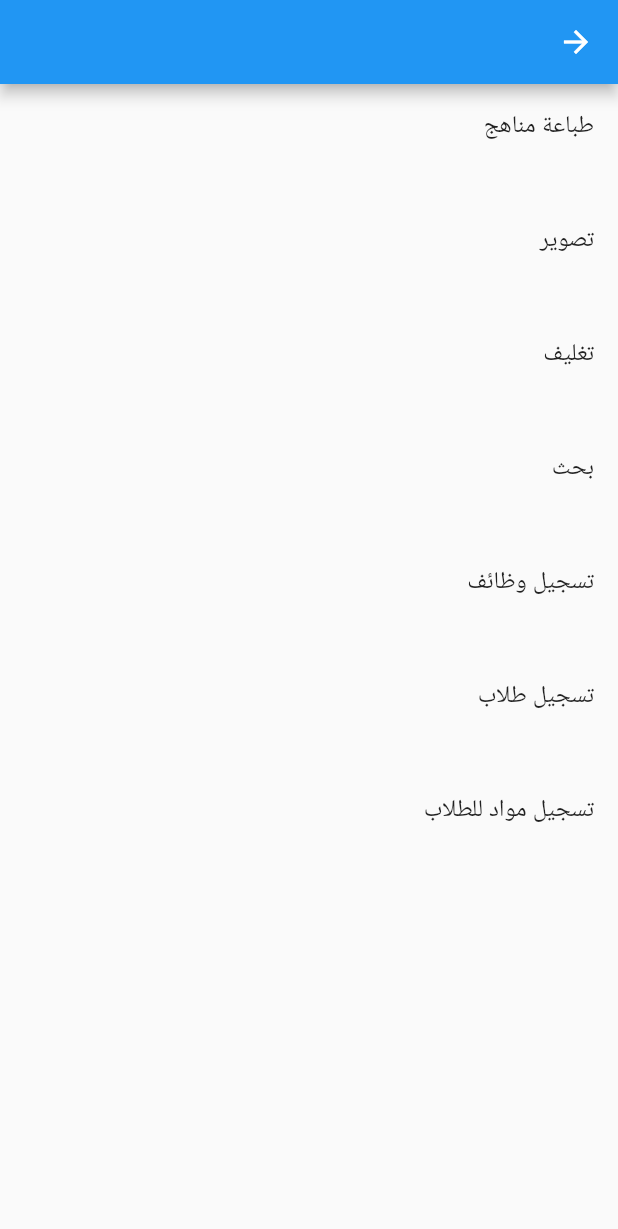
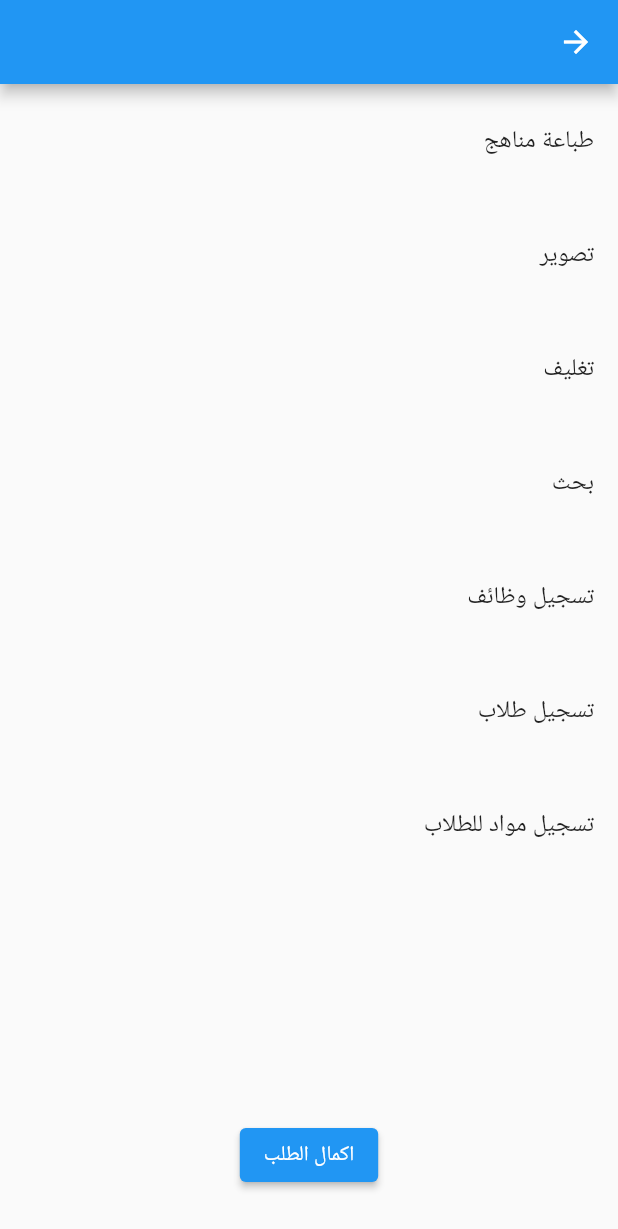
Before and after one commit to lahcenegue/libraryapp, a Flutter app: the ServicesScreen screen opened directly with empty values, on a phone screen of 412 x 824 dp. Shown: the top 1229 px of the screen. Run offline on Flutter 3.47's test engine with Material 2 defaults, Android fonts, the phone set to English and light mode, and no system bars.

Commit message:
order screen

```diff
--- a/lib/screens/services.dart
+++ b/lib/screens/services.dart
@@ -1,5 +1,6 @@
 import 'package:flutter/material.dart';
 import 'package:libraryapp/data/services_list.dart';
+import 'package:libraryapp/screens/order.dart';
 
 class ServicesScreen extends StatefulWidget {
   final String name;
@@ -24,7 +25,11 @@ class _ServicesScreenState extends State<ServicesScreen> {
         appBar: AppBar(
           title: Text(widget.name),
         ),
-        body: ListView.separated(
+        body: Column(
+          children: [
+            const SizedBox(height: 10),
+            Flexible(
+              child: ListView.separated(
                 itemCount: servicesList.servicesList.length,
                 separatorBuilder: (context, index) {
                   return const SizedBox(height: 20);
@@ -56,6 +61,18 @@ class _ServicesScreenState extends State<ServicesScreen> {
                   );
                 },
               ),
+            ),
+            ElevatedButton(
+              onPressed: () {
+                Navigator.of(context).push(
+                  MaterialPageRoute(builder: (context) => const OrderScreen()),
+                );
+              },
+              child: const Text('اكمال الطلب'),
+            ),
+            const SizedBox(height: 30),
+          ],
+        ),
       )),
     );
   }
```
Also changed, not shown: lib/screens/order.dart (added, +71 -0 lines). Lines whose indentation alone changed are shown as unchanged.
